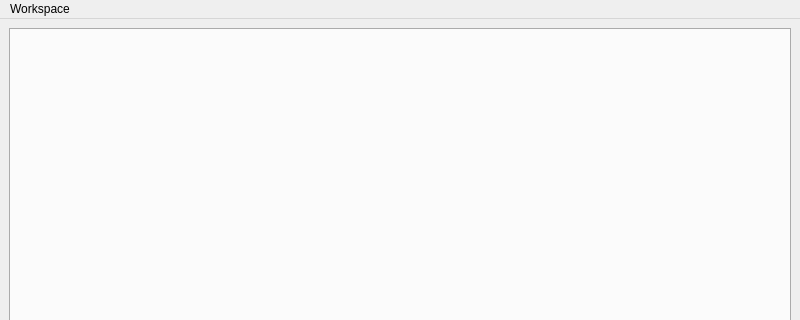
Qt form Orbitool/UI/Main.ui (l460289052/Orbitool) before a commit; both pictures show x 0 to 800 and y 0 to 320 of the 800 by 600 pixel window.
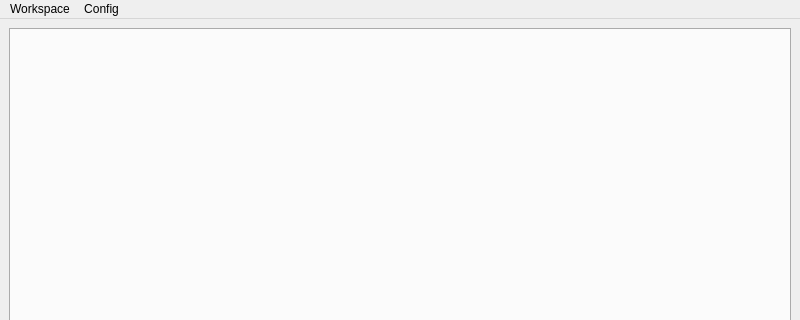
The same form after that commit.

Commit message: config save & load

What changed in the file:
```diff
--- a/Orbitool/UI/Main.ui
+++ b/Orbitool/UI/Main.ui
@@ -49,18 +49,26 @@
      <x>0</x>
      <y>0</y>
      <width>800</width>
-     <height>18</height>
+     <height>20</height>
     </rect>
    </property>
    <widget class="QMenu" name="menuWorkspace">
     <property name="title">
      <string>Workspace</string>
     </property>
-    <addaction name="loadAction"/>
-    <addaction name="saveAction"/>
-    <addaction name="saveAsAction"/>
+    <addaction name="workspaceLoadAction"/>
+    <addaction name="workspaceSaveAction"/>
+    <addaction name="workspaceSaveAsAction"/>
+   </widget>
+   <widget class="QMenu" name="menuConfig">
+    <property name="title">
+     <string>Config</string>
+    </property>
+    <addaction name="configLoadAction"/>
+    <addaction name="configSaveAction"/>
    </widget>
    <addaction name="menuWorkspace"/>
+   <addaction name="menuConfig"/>
   </widget>
   <widget class="QStatusBar" name="statusbar"/>
   <action name="saveAction">
```
Left out of the diff: 16 changed lines with no effect on the pictures. The commit also changes 5 other files.
